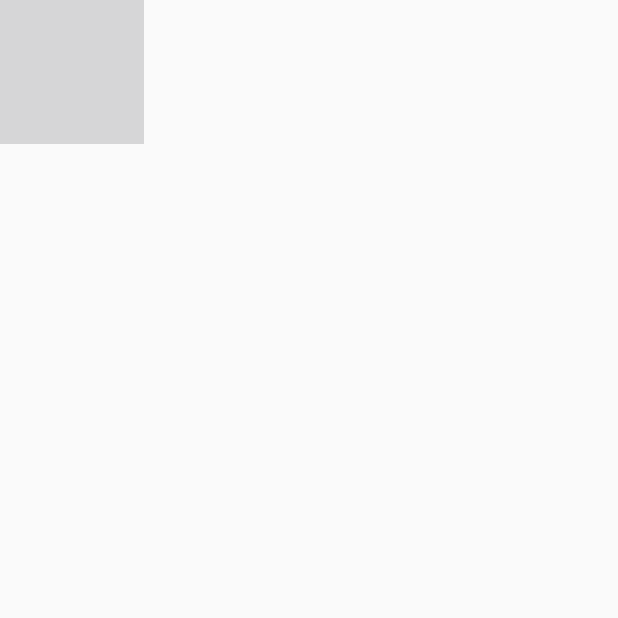
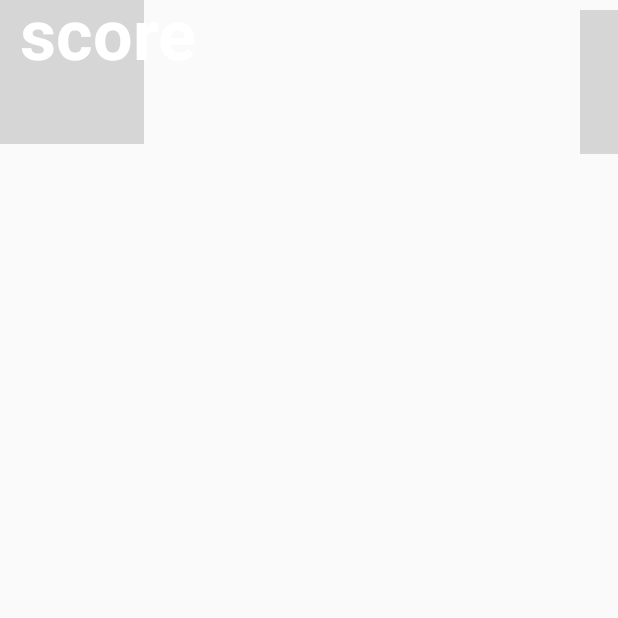
Before and after one commit to ChandelAnushka/FlyingFishQuest, an Android app: the MainActivity screen opened directly, with no data from a screen before it, on a phone screen of 412 x 824 dp, the top half of it. Run offline under Robolectric (Android 15) with nearby library versions, the phone set to English and light mode, and no system bars.

Commit message:
FlyingFishView

```diff
--- a/app/src/main/java/com/example/flyingfishquest/FlyingFishView.java
+++ b/app/src/main/java/com/example/flyingfishquest/FlyingFishView.java
@@ -4,22 +4,43 @@ import android.content.Context;
 import android.graphics.Bitmap;
 import android.graphics.BitmapFactory;
 import android.graphics.Canvas;
+import android.graphics.Color;
+import android.graphics.Paint;
+import android.graphics.Typeface;
 import android.view.View;
 
 public class FlyingFishView extends View {
 
     private Bitmap fish;
+    private Bitmap backgroundImage;
+    private Paint scorePaint = new Paint();
+    private Bitmap life[] = new Bitmap[2];
 
 
     public FlyingFishView(Context context) {
         super(context);
         fish = BitmapFactory.decodeResource(getResources(),R.drawable.fish1);
+        backgroundImage = BitmapFactory.decodeResource(getResources(),R.drawable.background);
+        scorePaint.setColor(Color.WHITE);
+        scorePaint.setTextSize(70);
+        scorePaint.setTypeface(Typeface.DEFAULT_BOLD);
+        scorePaint.setAntiAlias(true);
+        life[0] = BitmapFactory.decodeResource(getResources(),R.drawable.hearts);
+        life[1] = BitmapFactory.decodeResource(getResources(),R.drawable.heart_grey);
+
+
 
     }
 
     @Override
     protected void onDraw(Canvas canvas) {
         super.onDraw(canvas);
+        canvas.drawBitmap(backgroundImage, 0 ,0, null);
         canvas.drawBitmap(fish, 0 ,0, null);
+        canvas.drawText("score",20,60,scorePaint);
+        canvas.drawBitmap(life[0], 580 ,10, null);
+        canvas.drawBitmap(life[0], 680 ,10, null);
+        canvas.drawBitmap(life[0], 780,10, null);
+
     }
 }
```
